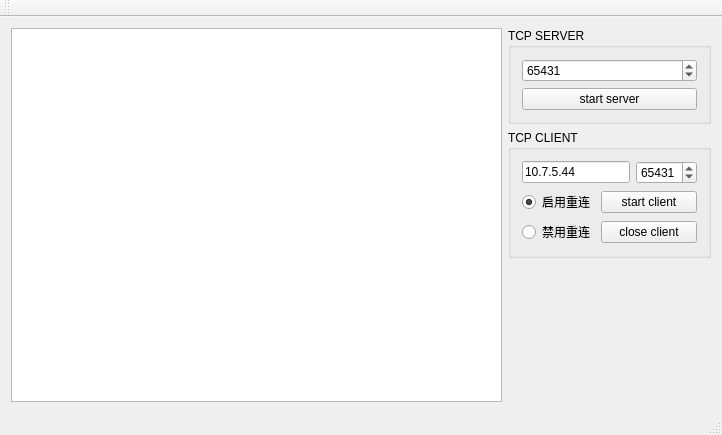
Qt form src/TcpTester/mainwindow.ui (15831944/contron-psm70) before a commit.
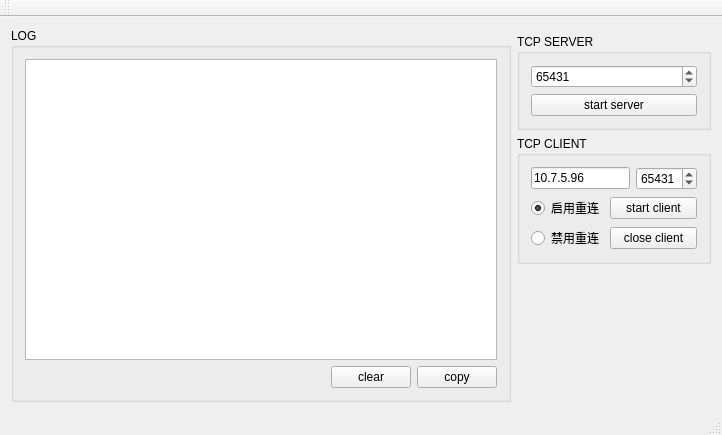
The same form after that commit.

What changed in the file:
```diff
--- a/src/TcpTester/mainwindow.ui
+++ b/src/TcpTester/mainwindow.ui
@@ -15,20 +15,7 @@
   </property>
   <widget class="QWidget" name="centralWidget">
    <layout class="QGridLayout" name="gridLayout_2">
-    <item row="2" column="1">
-     <spacer name="verticalSpacer">
-      <property name="orientation">
-       <enum>Qt::Vertical</enum>
-      </property>
-      <property name="sizeHint" stdset="0">
-       <size>
-        <width>20</width>
-        <height>154</height>
-       </size>
-      </property>
-     </spacer>
-    </item>
-    <item row="0" column="1">
+    <item row="1" column="1">
      <widget class="QGroupBox" name="groupBox">
       <property name="title">
        <string>TCP SERVER</string>
@@ -54,7 +41,7 @@
       </layout>
      </widget>
     </item>
-    <item row="1" column="1">
+    <item row="2" column="1">
      <widget class="QGroupBox" name="groupBox_2">
       <property name="title">
        <string>TCP CLIENT</string>
@@ -73,7 +60,7 @@
        <item row="0" column="1" colspan="2">
         <widget class="QLineEdit" name="lineEdit">
          <property name="text">
-          <string>10.7.5.44</string>
+          <string>10.7.5.96</string>
          </property>
         </widget>
        </item>
@@ -111,8 +98,67 @@
       </layout>
      </widget>
     </item>
-    <item row="0" column="0" rowspan="3">
-     <widget class="QTextEdit" name="textEdit"/>
+    <item row="3" column="1">
+     <spacer name="verticalSpacer">
+      <property name="orientation">
+       <enum>Qt::Vertical</enum>
+      </property>
+      <property name="sizeHint" stdset="0">
+       <size>
+        <width>20</width>
+        <height>154</height>
+       </size>
+      </property>
+     </spacer>
+    </item>
+    <item row="0" column="0" rowspan="4">
+     <widget class="QGroupBox" name="groupBox_3">
+      <property name="minimumSize">
+       <size>
+        <width>500</width>
+        <height>0</height>
+       </size>
+      </property>
+      <property name="title">
+       <string>LOG</string>
+      </property>
+      <layout class="QGridLayout" name="gridLayout_4">
+       <item row="1" column="1">
+        <widget class="QPushButton" name="pushButton_5">
+         <property name="text">
+          <string>clear</string>
+         </property>
+        </widget>
+       </item>
+       <item row="1" column="2">
+        <widget class="QPushButton" name="pushButton_4">
+         <property name="text">
+          <string>copy</string>
+         </property>
+        </widget>
+       </item>
+       <item row="1" column="0">
+        <spacer name="horizontalSpacer">
+         <property name="orientation">
+          <enum>Qt::Horizontal</enum>
+         </property>
+         <property name="sizeHint" stdset="0">
+          <size>
+           <width>40</width>
+           <height>20</height>
+          </size>
+         </property>
+        </spacer>
+       </item>
+       <item row="0" column="0" colspan="3">
+        <widget class="QTextEdit" name="textEdit">
+         <property name="readOnly">
+          <bool>true</bool>
+         </property>
+        </widget>
+       </item>
+      </layout>
+     </widget>
     </item>
    </layout>
   </widget>
```
